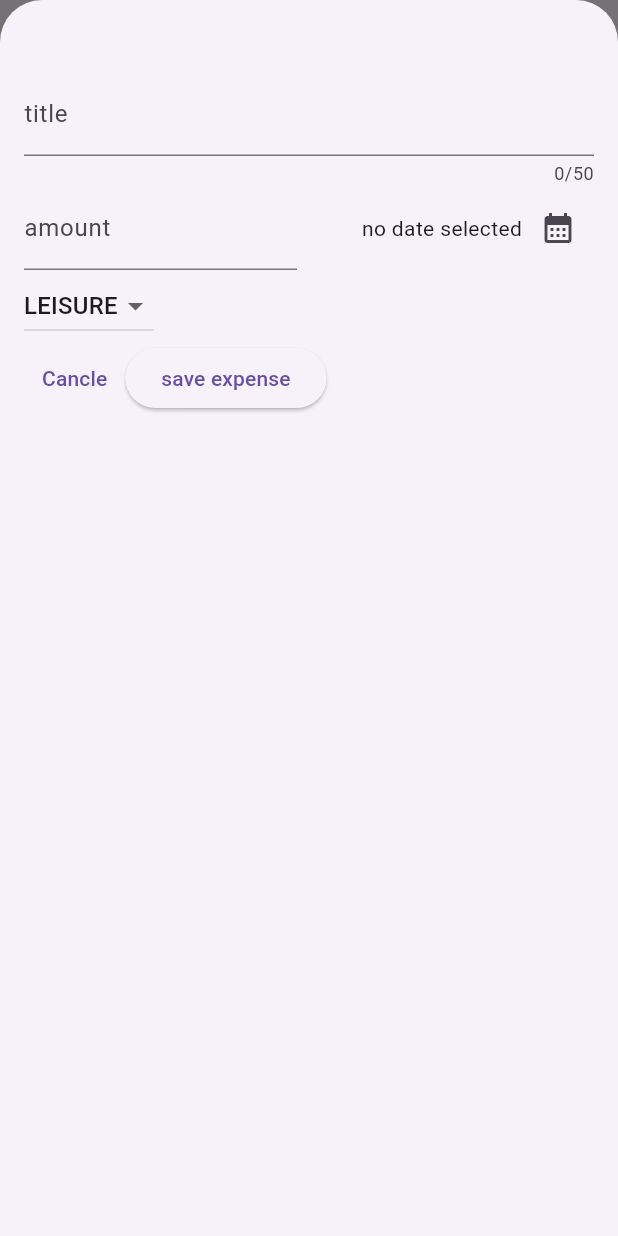
After one commit to farzadseyyedzadeh/expense_tracker, a Flutter app: the screen it shows after launch, after a tap on the "add" icon, on a phone screen of 412 x 824 dp. The commit adds this screen. Run offline on Flutter 3.47's test engine with Material 2 defaults, Android fonts, the phone set to English and light mode, and no system bars.

Commit message:
new expense screen added

```diff
--- a/lib/main.dart
+++ b/lib/main.dart
@@ -1,5 +1,5 @@
+import 'package:flutter/material.dart';
 import 'package:expense_tracker/widgets/expenses.dart';
-import 'package:flutter/material.dart';
 
 void main() {
   runApp(const ExpenseTracker());
@@ -10,9 +10,10 @@ class ExpenseTracker extends StatelessWidget {
 
   @override
   Widget build(BuildContext context) {
-    return const MaterialApp(
+    return MaterialApp(
+      theme: ThemeData(useMaterial3: true),
       debugShowCheckedModeBanner: false,
-      home: Expenses(),
+      home: const Expenses(),
     );
   }
 }
--- a/lib/widgets/expenses.dart
+++ b/lib/widgets/expenses.dart
@@ -1,6 +1,7 @@
-import 'package:expense_tracker/widgets/expenses_list/expenses_list.dart';
+import 'package:expense_tracker/widgets/new_expense.dart';
 import 'package:flutter/material.dart';
 import 'package:expense_tracker/models/expense.dart';
+import 'package:expense_tracker/widgets/expenses_list/expenses_list.dart';
 
 class Expenses extends StatefulWidget {
   const Expenses({super.key});
@@ -10,7 +11,7 @@ class Expenses extends StatefulWidget {
 }
 
 class _ExpensesState extends State<Expenses> {
-  final List<Expense> _registerdExpenses = [
+  final List<Expense> _registeredExpenses = [
     Expense(
       title: 'flutter course',
       amount: 19.99,
@@ -24,13 +25,68 @@ class _ExpensesState extends State<Expenses> {
       category: Category.leisure,
     ),
   ];
+
+  _openAddExpenseOverlay() {
+    showModalBottomSheet(
+        isScrollControlled: true,
+        context: context,
+        builder: (ctx) {
+          return NewExpense(onAddExpense: _addExpense);
+        });
+  }
+
+  void _addExpense(Expense expense) {
+    setState(() {
+      _registeredExpenses.add(expense);
+    });
+    Navigator.pop(context);
+  }
+
+  void _removeExpense(Expense expense) {
+    final expenseIndes = _registeredExpenses.indexOf(expense);
+    setState(() {
+      _registeredExpenses.remove(expense);
+    });
+    ScaffoldMessenger.of(context).clearSnackBars();
+    ScaffoldMessenger.of(context).showSnackBar(
+      SnackBar(
+        duration: Duration(seconds: 3),
+        content: Text('Expense deleted.'),
+        action: SnackBarAction(
+            label: 'undo',
+            onPressed: () {
+              setState(() {
+                _registeredExpenses.insert(expenseIndes, expense);
+              });
+            }),
+      ),
+    );
+  }
+
   @override
   Widget build(BuildContext context) {
+    Widget mainContent = const Center(
+      child: Text('No expenses found , start adding some! '),
+    );
+
+    if (_registeredExpenses.isNotEmpty) {
+      mainContent = ExpensesList(
+          expenses: _registeredExpenses, onRemoveExpense: _removeExpense);
+    }
     return Scaffold(
+      appBar: AppBar(
+        actions: [
+          IconButton(
+              onPressed: _openAddExpenseOverlay, icon: const Icon(Icons.add))
+        ],
+        title: const Text('Flutter expanse tracker'),
+      ),
       body: Column(
         children: [
-          Text('chart'),
-          Expanded(child: ExpensesList(expenses: _registerdExpenses)),
+          const Text('chart'),
+          Expanded(
+            child: mainContent,
+          ),
         ],
       ),
     );
--- a/lib/widgets/expenses_list/expenses_list.dart
+++ b/lib/widgets/expenses_list/expenses_list.dart
@@ -6,15 +6,25 @@ class ExpensesList extends StatelessWidget {
   const ExpensesList({
     super.key,
     required this.expenses,
+    required this.onRemoveExpense,
   });
 
   final List<Expense> expenses;
+  final void Function(Expense expense) onRemoveExpense;
   @override
   Widget build(BuildContext context) {
     return ListView.builder(
       itemBuilder: (ctx, index) {
-        return ExpenseItem(
-          expenses[index],
+        return Dismissible(
+          key: ValueKey(
+            expenses[index],
+          ),
+          onDismissed: (direction) {
+            onRemoveExpense(expenses[index]);
+          },
+          child: ExpenseItem(
+            expenses[index],
+          ),
         );
       },
       itemCount: expenses.length,
--- /dev/null
+++ b/lib/widgets/new_expense.dart
@@ -0,0 +1,164 @@
+import 'package:flutter/material.dart';
+import 'package:expense_tracker/models/expense.dart';
+
+class NewExpense extends StatefulWidget {
+  const NewExpense({super.key, required this.onAddExpense});
+  final void Function(Expense expense) onAddExpense;
+  @override
+  State<NewExpense> createState() => _NewExpenseState();
+}
+
+class _NewExpenseState extends State<NewExpense> {
+  final _titleController = TextEditingController();
+  final _amountController = TextEditingController();
+  DateTime? _selectedDate;
+
+  Category _selectedCategory = Category.leisure;
+  void _peresentDatePicker() async {
+    final now = DateTime.now();
+    final firstDate = DateTime(
+      now.year - 1,
+      now.month,
+      now.day,
+    );
+
+    final pickedDate = await showDatePicker(
+        context: context,
+        initialDate: now,
+        firstDate: firstDate,
+        lastDate: now);
+    setState(() {
+      _selectedDate = pickedDate;
+    });
+  }
+
+  void _submitExpenseData() {
+    final enteredAmount = double.tryParse(_amountController.text);
+    final amountIsInvalid = enteredAmount == null || enteredAmount <= 0;
+    if (_titleController.text.trim().isEmpty ||
+        amountIsInvalid ||
+        _selectedDate == null) {
+      showDialog(
+          context: context,
+          builder: (ctx) {
+            return AlertDialog(
+              title: const Text('Invalid Input'),
+              content: const Text(
+                'Please make sure a valid title , amount , date and category was entered.',
+              ),
+              actions: [
+                TextButton(
+                  onPressed: () {
+                    Navigator.pop(ctx);
+                  },
+                  child: const Text('Ok'),
+                ),
+              ],
+            );
+          });
+      return;
+    }
+    widget.onAddExpense(
+      Expense(
+          title: _titleController.text,
+          amount: enteredAmount,
+          date: _selectedDate!,
+          category: _selectedCategory),
+    );
+  }
+
+  @override
+  void dispose() {
+    _titleController.dispose();
+    _amountController.dispose();
+    super.dispose();
+  }
+
+  @override
+  Widget build(BuildContext context) {
+    return Padding(
+      padding: const EdgeInsets.fromLTRB(16, 48, 16, 16),
+      child: Column(
+        children: [
+          TextField(
+            controller: _titleController,
+            maxLength: 50,
+            decoration: const InputDecoration(label: Text('title')),
+          ),
+          Row(
+            children: [
+              Expanded(
+                child: TextField(
+                  controller: _amountController,
+                  keyboardType: TextInputType.number,
+                  decoration: const InputDecoration(label: Text('amount')),
+                ),
+              ),
+              const SizedBox(
+                width: 16,
+              ),
+              Expanded(
+                child: Row(
+                  mainAxisAlignment: MainAxisAlignment.end,
+                  crossAxisAlignment: CrossAxisAlignment.center,
+                  children: [
+                    Text(
+                      _selectedDate == null
+                          ? 'no date selected'
+                          : formatter.format(
+                              _selectedDate!,
+                            ),
+                    ),
+                    IconButton(
+                      onPressed: _peresentDatePicker,
+                      icon: const Icon(
+                        Icons.calendar_month,
+                      ),
+                    )
+                  ],
+                ),
+              ),
+            ],
+          ),
+          Row(
+            children: [
+              DropdownButton(
+                value: _selectedCategory,
+                items: Category.values
+                    .map(
+                      (category) => DropdownMenuItem(
+                        value: category,
+                        child: Text(
+                          category.name.toUpperCase(),
+                        ),
+                      ),
+                    )
+                    .toList(),
+                onChanged: (value) {
+                  if (value == null) {
+                    return;
+                  }
+                  setState(() {
+                    _selectedCategory = value;
+                  });
+                },
+              ),
+            ],
+          ),
+          Row(
+            children: [
+              TextButton(
+                  onPressed: () {
+                    Navigator.pop(context);
+                  },
+                  child: Text('Cancle')),
+              ElevatedButton(
+                  onPressed: _submitExpenseData,
+                  child: const Text('save expense'))
+            ],
+          ),
+        ],
+      ),
+    );
+  }
+}
```
Also changed, not shown: 1 other file.
